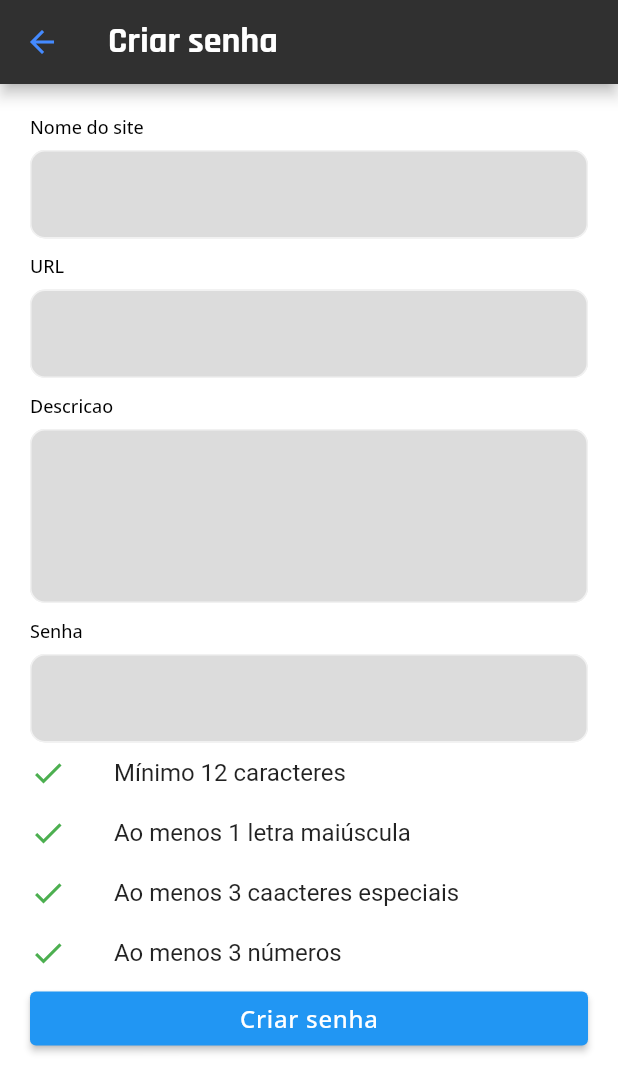
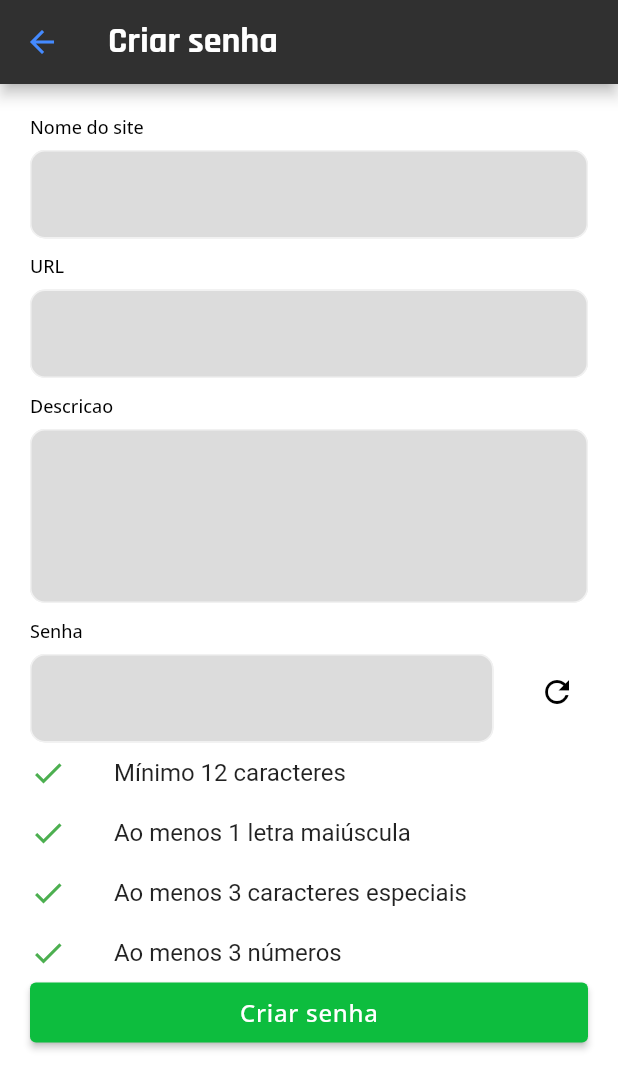
Before and after one commit to PasswordHub/ArrowHead, a Flutter app: the CreateEditPassword screen opened by its route, on a phone screen of 412 x 824 dp. Shown: the top 1092 px of the screen. Run offline on Flutter 3.47's test engine with Material 2 defaults, Android fonts, the phone set to English and light mode, and no system bars; our stand-ins replace email_validator.

Commit message:
feat: added refresh password button,feat: changed color button to be similar to prototype

```diff
--- a/arrowhead/lib/screens/CreateEditPassword/create_edit_password.dart
+++ b/arrowhead/lib/screens/CreateEditPassword/create_edit_password.dart
@@ -14,7 +14,6 @@ class _CreateEditPasswordState extends State<CreateEditPassword> {
   final GlobalKey<FormState> _formKey = GlobalKey();
   @override
   Widget build(BuildContext context) {
-    //final deviceSize = MediaQuery.of(context).size;
     return Scaffold(
       appBar: AppBar(
         title: Text(
@@ -40,7 +39,7 @@ class _CreateEditPasswordState extends State<CreateEditPassword> {
               MyTextField(keyboardType: TextInputType.multiline),
               const SizedBox(height: 10),
               Text('Senha', style: Theme.of(context).textTheme.bodyText1),
-              MyTextField(),
+              passwordField(),
               const ListTile(
                 visualDensity: VisualDensity(horizontal: 0, vertical: -4),
                 leading: Icon(
@@ -66,7 +65,7 @@ class _CreateEditPasswordState extends State<CreateEditPassword> {
                   color: Colors.green,
                 ),
                 contentPadding: EdgeInsets.all(0),
-                title: Text('Ao menos 3 caacteres especiais'),
+                title: Text('Ao menos 3 caracteres especiais'),
               ),
               const ListTile(
                 visualDensity: VisualDensity(horizontal: 0, vertical: -4),
@@ -77,10 +76,14 @@ class _CreateEditPasswordState extends State<CreateEditPassword> {
                 contentPadding: EdgeInsets.all(0),
                 title: Text('Ao menos 3 números'),
               ),
-              Container(
+              SizedBox(
                 width: double.infinity,
+                height: 40,
                 child: ElevatedButton(
                     onPressed: () {},
+                    style: ElevatedButton.styleFrom(
+                      primary: const Color.fromARGB(255, 13, 189, 62),
+                    ),
                     child: Text('Criar senha',
                         style: Theme.of(context).textTheme.bodyText2)),
               )
@@ -90,4 +93,22 @@ class _CreateEditPasswordState extends State<CreateEditPassword> {
       ),
     );
   }
+
+  Widget passwordField() {
+    final deviceSize = MediaQuery.of(context).size;
+    return Container(
+        child: Row(
+      mainAxisAlignment: MainAxisAlignment.spaceBetween,
+      children: [
+        Container(width: deviceSize.width * 0.75, child: MyTextField()),
+        Container(
+          width: deviceSize.width * 0.10,
+          child: IconButton(
+            icon: Icon(Icons.refresh),
+            onPressed: () {},
+          ),
+        )
+      ],
+    ));
+  }
 }
```
